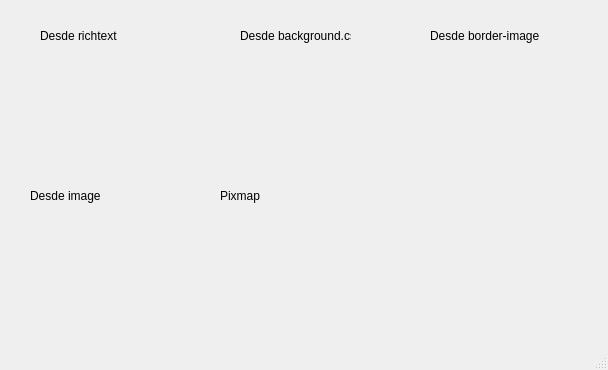
The window that Unidad 2/P0_Ejemploimagenes.ui (Rezbel/PROGRAMACION-DE-INTERFACES-Y-PUERTOS) describes before a commit, drawn with Qt 5.
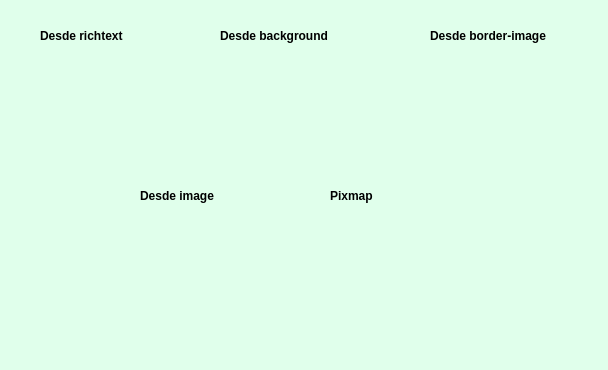
The same window after the commit. Icons and pictures are not drawn.

```diff
--- a/Unidad 2/P0_Ejemploimagenes.ui
+++ b/Unidad 2/P0_Ejemploimagenes.ui
@@ -13,6 +13,9 @@
   <property name="windowTitle">
    <string>MainWindow</string>
   </property>
+  <property name="styleSheet">
+   <string notr="true">background-color: rgb(224, 255, 235);</string>
+  </property>
   <widget class="QWidget" name="centralwidget">
    <widget class="QLabel" name="label_2">
     <property name="geometry">
@@ -23,6 +26,12 @@
       <height>31</height>
      </rect>
     </property>
+    <property name="font">
+     <font>
+      <weight>75</weight>
+      <bold>true</bold>
+     </font>
+    </property>
     <property name="text">
      <string>Desde richtext</string>
     </property>
@@ -43,14 +52,20 @@
    <widget class="QLabel" name="label_4">
     <property name="geometry">
      <rect>
-      <x>240</x>
+      <x>220</x>
       <y>20</y>
-      <width>111</width>
+      <width>171</width>
       <height>31</height>
      </rect>
     </property>
+    <property name="font">
+     <font>
+      <weight>75</weight>
+      <bold>true</bold>
+     </font>
+    </property>
     <property name="text">
-     <string>Desde background.css</string>
+     <string>Desde background</string>
     </property>
    </widget>
    <widget class="QLabel" name="label_5">
@@ -90,10 +105,16 @@
      <rect>
       <x>430</x>
       <y>20</y>
-      <width>111</width>
+      <width>161</width>
       <height>31</height>
      </rect>
     </property>
+    <property name="font">
+     <font>
+      <weight>75</weight>
+      <bold>true</bold>
+     </font>
+    </property>
     <property name="text">
      <string>Desde border-image</string>
     </property>
@@ -101,12 +122,18 @@
    <widget class="QLabel" name="label_8">
     <property name="geometry">
      <rect>
-      <x>30</x>
+      <x>140</x>
       <y>180</y>
       <width>111</width>
       <height>31</height>
      </rect>
     </property>
+    <property name="font">
+     <font>
+      <weight>75</weight>
+      <bold>true</bold>
+     </font>
+    </property>
     <property name="text">
      <string>Desde image</string>
     </property>
@@ -114,7 +141,7 @@
    <widget class="QLabel" name="label_9">
     <property name="geometry">
      <rect>
-      <x>30</x>
+      <x>140</x>
       <y>210</y>
       <width>111</width>
       <height>101</height>
@@ -130,12 +157,18 @@
    <widget class="QLabel" name="label_10">
     <property name="geometry">
      <rect>
-      <x>220</x>
+      <x>330</x>
       <y>180</y>
       <width>111</width>
       <height>31</height>
      </rect>
     </property>
+    <property name="font">
+     <font>
+      <weight>75</weight>
+      <bold>true</bold>
+     </font>
+    </property>
     <property name="text">
      <string>Pixmap</string>
     </property>
@@ -143,7 +176,7 @@
    <widget class="QLabel" name="label">
     <property name="geometry">
      <rect>
-      <x>220</x>
+      <x>330</x>
       <y>220</y>
       <width>111</width>
       <height>91</height>
```
Left out of the diff: 2 changed lines with no effect on the pictures.
